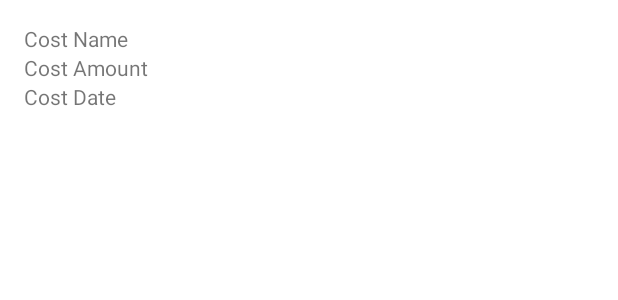
After one commit to radektomczyk/VMS-Assistant, an Android app: the layout item_cost.xml on its own in the app's theme, with its tools: preview values and no code run, on a phone screen of 412 x 824 dp. The commit adds this screen. Shown: the top 300 px of the screen. Run offline under Robolectric (Android 15) with nearby library versions, the phone set to English and light mode, and no system bars.

Commit message:
Display cost history but only with hosting

```diff
--- a/app/src/main/java/com/example/vmsv3/transport/CostDto.java
+++ b/app/src/main/java/com/example/vmsv3/transport/CostDto.java
@@ -3,6 +3,8 @@ package com.example.vmsv3.transport;
 import com.google.gson.annotations.SerializedName;
 
 public class CostDto {
+    @SerializedName("id_kosztu")
+    private int id;
     @SerializedName("nazwa")
     private String costName;
     @SerializedName("opis")
--- a/app/src/main/java/com/example/vmsv3/ui/add_cost/AddCostFragment.java
+++ b/app/src/main/java/com/example/vmsv3/ui/cost/AddCostFragment.java
@@ -1,4 +1,4 @@
-package com.example.vmsv3.ui.add_cost;
+package com.example.vmsv3.ui.cost;
 
 import android.app.DatePickerDialog;
 import android.content.Context;
@@ -127,12 +127,12 @@ public class AddCostFragment extends Fragment {
                 return outputDateFormat.format(date);
             } else {
                 Toast.makeText(getContext(), "Invalid date or date is further from today", Toast.LENGTH_SHORT).show();
-                return null; // or handle invalid date differently
+                return null;
             }
         } catch (ParseException e) {
             e.printStackTrace();
             Toast.makeText(getContext(), "Invalid date format", Toast.LENGTH_SHORT).show();
-            return null; // or handle parse exception differently
+            return null;
         }
     }
 
--- a/app/src/main/java/com/example/vmsv3/ui/add_cost/AddCostViewModel.java
+++ b/app/src/main/java/com/example/vmsv3/ui/cost/AddCostViewModel.java
@@ -1,4 +1,4 @@
-package com.example.vmsv3.ui.add_cost;
+package com.example.vmsv3.ui.cost;
 
 import androidx.lifecycle.LiveData;
 import androidx.lifecycle.MutableLiveData;
--- a/app/src/main/res/layout/fragment_add_cost.xml
+++ b/app/src/main/res/layout/fragment_add_cost.xml
@@ -6,7 +6,7 @@
     android:layout_width="match_parent"
     android:layout_height="match_parent"
     android:orientation="vertical"
-    tools:context=".ui.add_cost.AddCostFragment">
+    tools:context=".ui.cost.AddCostFragment">
 
     <TableLayout
         android:id="@+id/addCost"
--- /dev/null
+++ b/app/src/main/res/layout/item_cost.xml
@@ -0,0 +1,26 @@
+<LinearLayout
+    xmlns:android="http://schemas.android.com/apk/res/android"
+    android:layout_width="match_parent"
+    android:layout_height="wrap_content"
+    android:orientation="vertical"
+    android:padding="16dp">
+
+    <TextView
+        android:id="@+id/textViewCostName"
+        android:layout_width="wrap_content"
+        android:layout_height="wrap_content"
+        android:text="Cost Name"/>
+
+    <TextView
+        android:id="@+id/textViewCostAmount"
+        android:layout_width="wrap_content"
+        android:layout_height="wrap_content"
+        android:text="Cost Amount"/>
+
+    <TextView
+        android:id="@+id/textViewCostDate"
+        android:layout_width="wrap_content"
+        android:layout_height="wrap_content"
+        android:text="Cost Date"/>
+
+</LinearLayout>
```
Also changed, not shown: app/src/main/java/com/example/vmsv3/api/ApiClient.java (+6 -20 lines), app/src/main/java/com/example/vmsv3/api/ApiService.java (+10 -0 lines), app/src/main/java/com/example/vmsv3/ui/cost_history/CostAdapter.java (added, +62 -0 lines), app/src/main/java/com/example/vmsv3/ui/cost_history/CostHistoryFragment.java (+51 -8 lines), app/src/main/java/com/example/vmsv3/ui/cost_history/CostHistoryViewModel.java (+44 -6 lines), app/src/main/res/layout/fragment_cost_history.xml (+9 -3 lines), app/src/main/res/layout/item_vehicle.xml (added, +20 -0 lines).
